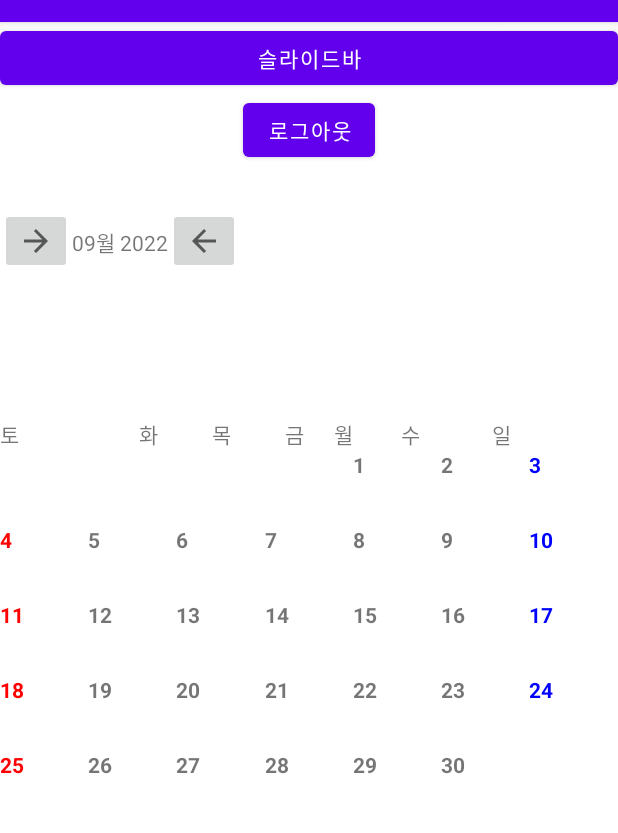
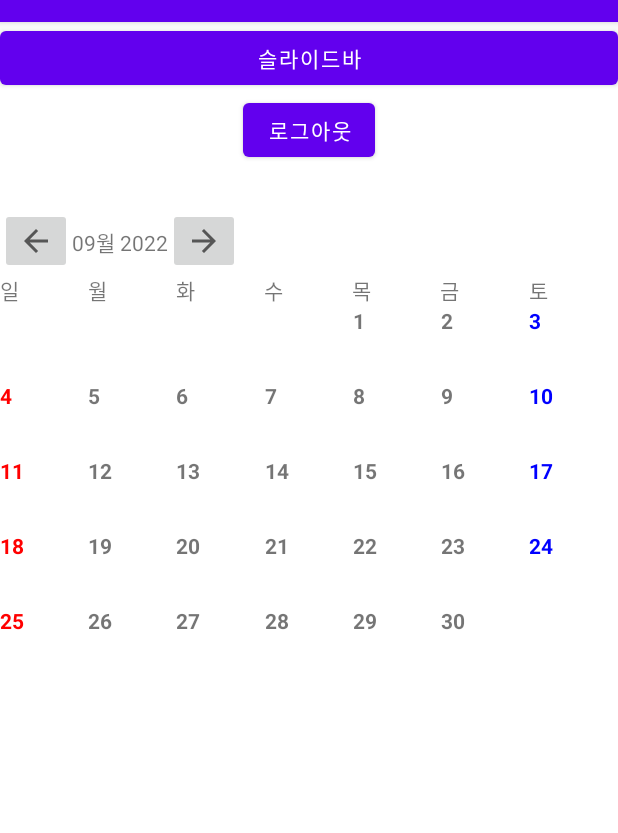
Before and after one commit to JIYUN1578/Share_calendar, an Android app: the screen it shows after launch (MainActivity), on a phone screen of 412 x 824 dp, the part 62-895 px from its top. Run offline under Robolectric (Android 15) with nearby library versions, the phone set to English and light mode, and no system bars; our stand-ins replace Firebase (no records; nobody signed in at launch, a user with empty details on screens opened directly).

Commit message:
[20220919 전지윤] 캘린더(1) xml 수정

```diff
--- a/app/src/main/java/ort/techtown/share_calendar/CalendarAdapter.java
+++ b/app/src/main/java/ort/techtown/share_calendar/CalendarAdapter.java
@@ -43,6 +43,7 @@ public class CalendarAdapter extends RecyclerView.Adapter<CalendarAdapter.Calend
 
             if(day.equals(CalendarUtil.today)){
                 holder.parentView.setBackgroundColor(Color.LTGRAY);
+                Log.d("todaycolor","바뀌긴 했네용 근데 좆버그 난거지 이제");
             }
 
             ///텍스트 색상 지정 (토, 일)
--- a/app/src/main/res/layout/activity_main.xml
+++ b/app/src/main/res/layout/activity_main.xml
@@ -35,13 +35,13 @@
                android:layout_width="match_parent"
                android:layout_height="wrap_content"
                android:orientation="horizontal">
+
                <ImageButton
-                   android:id="@+id/btn_nextmonth"
+                   android:id="@+id/btn_frontmonth"
                    android:layout_width="wrap_content"
                    android:layout_height="wrap_content"
                    android:layout_marginTop="28dp"
-                   android:src="@drawable/ic_baseline_arrow_forward_24" />
-
+                   android:src="@drawable/ic_baseline_arrow_back_24" />
                <TextView
                    android:id="@+id/tv_month_year"
                    android:layout_width="wrap_content"
@@ -50,81 +50,65 @@
                    android:text="몇년 몇월" />
 
                <ImageButton
-                   android:id="@+id/btn_frontmonth"
+                   android:id="@+id/btn_nextmonth"
                    android:layout_width="wrap_content"
                    android:layout_height="wrap_content"
                    android:layout_marginTop="28dp"
-                   android:src="@drawable/ic_baseline_arrow_back_24" />
+                   android:src="@drawable/ic_baseline_arrow_forward_24" />
+
+
            </LinearLayout>
 
            <LinearLayout
                android:layout_width="match_parent"
                android:layout_height="wrap_content"
                android:orientation="horizontal">
+
                <TextView
-                   android:id="@+id/tv_saturday"
+                   android:layout_weight="1"
+               android:layout_width="wrap_content"
+               android:layout_height="wrap_content"
+               android:text="일" />
+
+               <TextView
+                   android:layout_weight="1"
                    android:layout_width="wrap_content"
                    android:layout_height="wrap_content"
-                   android:layout_marginTop="96dp"
-                   android:layout_marginEnd="56dp"
-                   android:text="토"
-                   app:layout_constraintEnd_toEndOf="parent"
-                   app:layout_constraintHorizontal_bias="0.897"
-                   app:layout_constraintStart_toEndOf="@+id/tv_friday"/>
+                   android:text="월"/>
 
                <TextView
+                   android:layout_weight="1"
                    android:id="@+id/tv_tuesday"
                    android:layout_width="wrap_content"
                    android:layout_height="wrap_content"
-                   android:layout_marginStart="24dp"
-                   android:layout_marginTop="96dp"
-                   android:text="화"
-                   app:layout_constraintStart_toEndOf="@+id/tv_monday"/>
+                   android:text="화"/>
 
                <TextView
-                   android:id="@+id/tv_thursday"
+                   android:layout_weight="1"
                    android:layout_width="wrap_content"
                    android:layout_height="wrap_content"
-                   android:layout_marginStart="36dp"
-                   android:layout_marginTop="96dp"
-                   android:text="목"
-                   app:layout_constraintStart_toEndOf="@+id/tv_wednesday"
+                   android:text="수"
                     />
 
                <TextView
-                   android:id="@+id/tv_friday"
+                   android:layout_weight="1"
                    android:layout_width="wrap_content"
                    android:layout_height="wrap_content"
-                   android:layout_marginStart="36dp"
-                   android:layout_marginTop="96dp"
-                   android:text="금"
-                   app:layout_constraintStart_toEndOf="@+id/tv_thursday"/>
+                   android:text="목"/>
 
                <TextView
-                   android:id="@+id/tv_monday"
+                   android:layout_weight="1"
                    android:layout_width="wrap_content"
                    android:layout_height="wrap_content"
-                   android:layout_marginStart="20dp"
-                   android:layout_marginTop="96dp"
-                   android:text="월"
-                   app:layout_constraintStart_toEndOf="@+id/tv_sunday" />
+                   android:text="금" />
 
                <TextView
-                   android:id="@+id/tv_wednesday"
+                   android:layout_weight="1"
                    android:layout_width="wrap_content"
                    android:layout_height="wrap_content"
-                   android:layout_marginStart="32dp"
-                   android:layout_marginTop="96dp"
-                   android:text="수"
-                   app:layout_constraintStart_toEndOf="@+id/tv_tuesday" />
+                   android:text="토" />
 
-               <TextView
-                   android:id="@+id/tv_sunday"
-                   android:layout_width="wrap_content"
-                   android:layout_height="wrap_content"
-                   android:layout_marginStart="48dp"
-                   android:layout_marginTop="96dp"
-                   android:text="일" />
+
            </LinearLayout>
 
            <androidx.recyclerview.widget.RecyclerView
```
